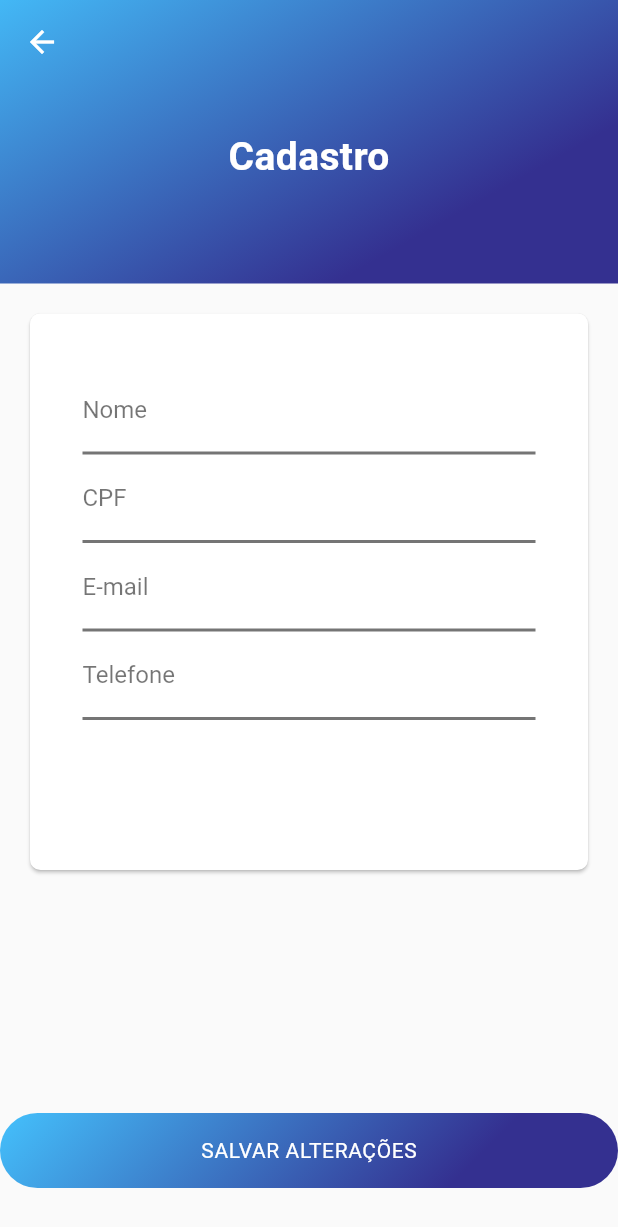
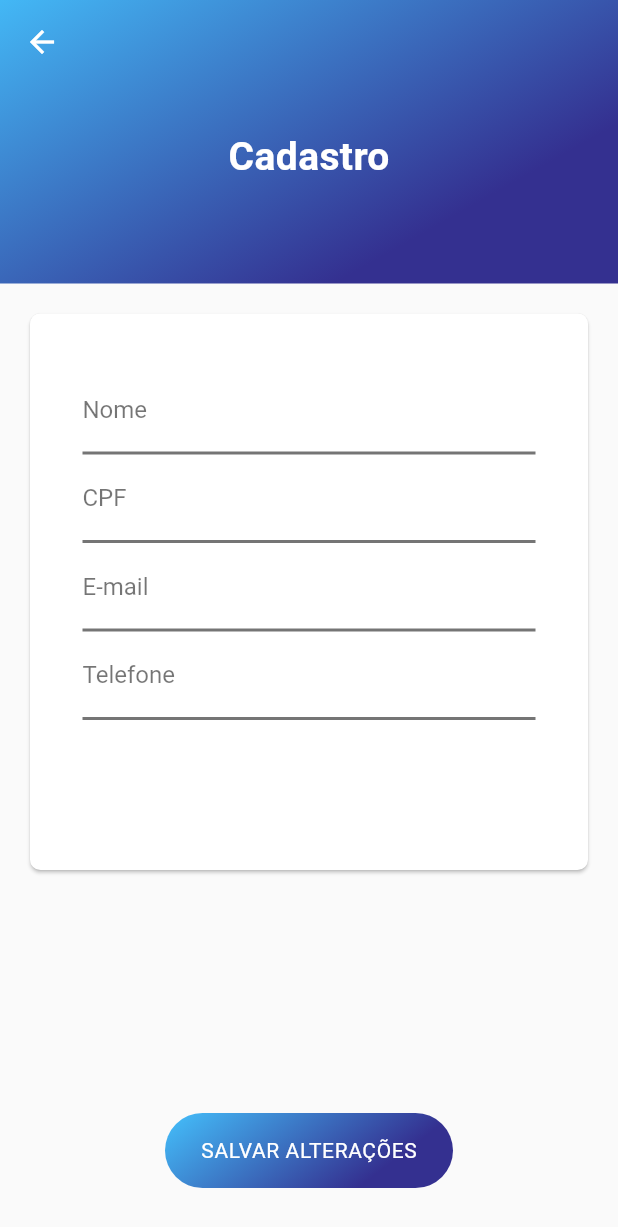
Before and after one commit to gkeiti/GamaDKPR, a Flutter app: the UpdateRegisterScreen screen opened by its route, on a phone screen of 412 x 824 dp. Shown: the top 1227 px of the screen. Run offline on Flutter 3.47's test engine with Material 2 defaults, Android fonts, the phone set to English and light mode, and no system bars; our stand-ins replace cloud_firestore, connectivity_plus, firebase_auth, firebase_core, flutter_masked_text2, flutter_mobx and 1 more; missing offline and left inert: animated_card; accounts and stored records are empty; generated files the repository leaves out were written again; project files that could hold a hidden picture were left out.

Commit message:
correcao botao cadastro

```diff
--- a/lib/modules/home/pages/update_register_screen.dart
+++ b/lib/modules/home/pages/update_register_screen.dart
@@ -117,6 +117,7 @@ class _UpdateRegisterScreenState extends State<UpdateRegisterScreen> {
       floatingActionButton: Padding(
         padding: const EdgeInsets.only(bottom: 16.0),
         child: Container(
+          width: 192,
           height: 50,
           decoration: BoxDecoration(
             gradient: LinearGradient(
```
